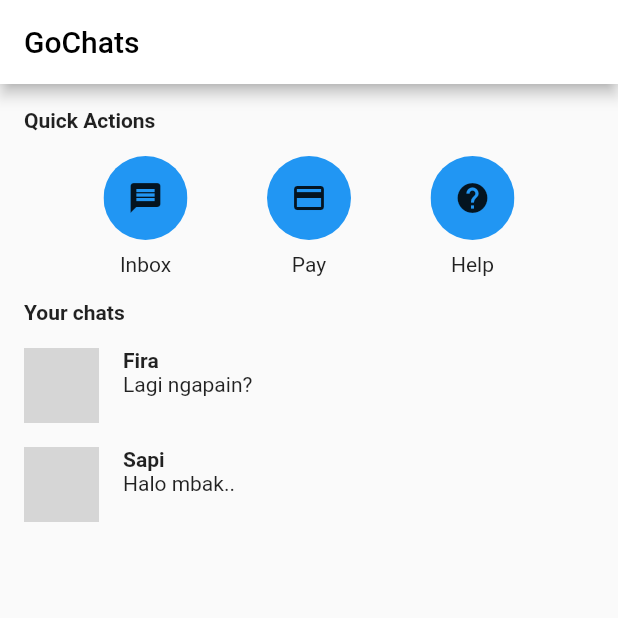
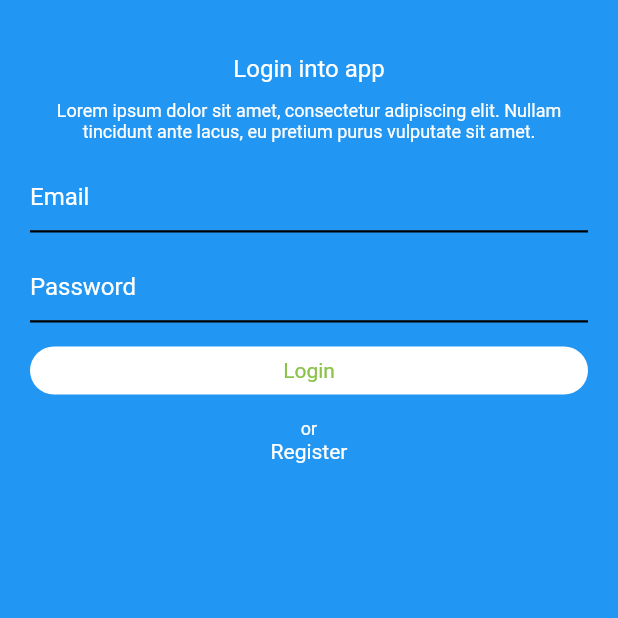
Before and after one commit to safirarikza/mobile_modul2, a Flutter app: the screen it shows after launch, on a phone screen of 412 x 824 dp, the top half of it. Run offline on Flutter 3.47's test engine with Material 2 defaults, Android fonts, the phone set to English and light mode, and no system bars; our stand-ins replace firebase_auth, firebase_core; accounts and stored records are empty; grey boxes are pictures that could not be loaded.

Commit message:
sampe signup

```diff
--- /dev/null
+++ b/lib/auth.dart
@@ -0,0 +1,29 @@
+import 'package:firebase_auth/firebase_auth.dart';
+import 'package:flutter/foundation.dart';
+
+class AuthenticationService {
+  final FirebaseAuth _firebaseAuth;
+
+  AuthenticationService(this._firebaseAuth);
+  Future<bool> signIn({required String email, required String password}) async {
+    try {
+      await _firebaseAuth.signInWithEmailAndPassword(
+          email: email, password: password);
+      return true;
+    } on FirebaseAuthException catch (e) {
+      debugPrint(e.message ?? "Unknown Error");
+      return false;
+    }
+  }
+
+  Future<bool> signUp({required String email, required String password}) async {
+    try {
+      await _firebaseAuth.createUserWithEmailAndPassword(
+          email: email, password: password);
+      return true;
+    } on FirebaseAuthException catch (e) {
+      debugPrint(e.message ?? "Unknown Error");
+      return false;
+    }
+  }
+}
--- a/lib/login_view.dart
+++ b/lib/login_view.dart
@@ -0,0 +1,179 @@
+import 'package:firebase_auth/firebase_auth.dart';
+import 'package:flutter/material.dart';
+import 'package:kegiatan1_2/auth.dart';
+import 'package:kegiatan1_2/register_view.dart';
+
+class LoginPage extends StatefulWidget {
+  const LoginPage({Key? key}) : super(key: key);
+
+  @override
+  _LoginPageState createState() => _LoginPageState();
+}
+
+class _LoginPageState extends State<LoginPage> {
+  final _emailTextController = TextEditingController();
+  final _passwordTextController = TextEditingController();
+
+  @override
+  void initState() {
+    super.initState();
+  }
+
+  @override
+  Widget build(BuildContext context) {
+    return Scaffold(
+      body: Container(
+        color: Theme.of(context).primaryColor,
+        padding: const EdgeInsets.all(20.0),
+        child: ListView(
+          children: <Widget>[
+            Center(
+              child: Column(
+                children: <Widget>[
+                  _titleDescription(),
+                  _textField(),
+                  _buildButton(context),
+                ],
+              ),
+            ),
+          ],
+        ),
+      ),
+    );
+  }
+
+  Widget _titleDescription() {
+    return Column(
+      children: const <Widget>[
+        Padding(
+          padding: EdgeInsets.only(top: 16.0),
+        ),
+        Text(
+          "Login into app",
+          style: TextStyle(
+            color: Colors.white,
+            fontSize: 16.0,
+          ),
+        ),
+        Padding(
+          padding: EdgeInsets.only(top: 12.0),
+        ),
+        Text(
+          "Lorem ipsum dolor sit amet, consectetur adipiscing elit. Nullam tincidunt ante lacus, eu pretium purus vulputate sit amet.",
+          style: TextStyle(
+            fontSize: 12.0,
+            color: Colors.white,
+          ),
+          textAlign: TextAlign.center,
+        ),
+      ],
+    );
+  }
+
+  Widget _textField() {
+    return Column(
+      children: <Widget>[
+        const Padding(
+          padding: EdgeInsets.only(top: 12.0),
+        ),
+        TextField(
+          controller: _emailTextController,
+          decoration: const InputDecoration(
+            border: UnderlineInputBorder(),
+            enabledBorder: UnderlineInputBorder(
+              borderSide: BorderSide(
+                width: 1.5,
+              ),
+            ),
+            focusedBorder: UnderlineInputBorder(
+              borderSide: BorderSide(
+                color: Colors.white,
+                width: 3.0,
+              ),
+            ),
+            hintText: "Email",
+            hintStyle: TextStyle(color: Colors.white),
+          ),
+          style: const TextStyle(color: Colors.white),
+          autofocus: false,
+        ),
+        const Padding(
+          padding: EdgeInsets.only(top: 12.0),
+        ),
+        TextFormField(
+          controller: _passwordTextController,
+          decoration: const InputDecoration(
+            border: UnderlineInputBorder(),
+            enabledBorder: UnderlineInputBorder(
+              borderSide: BorderSide(
+                width: 1.5,
+              ),
+            ),
+            focusedBorder: UnderlineInputBorder(
+              borderSide: BorderSide(
+                color: Colors.white,
+                width: 3.0,
+              ),
+            ),
+            hintText: "Password",
+            hintStyle: TextStyle(color: Colors.white),
+          ),
+          style: const TextStyle(color: Colors.white),
+          obscureText: true,
+          autofocus: false,
+        ),
+      ],
+    );
+  }
+
+  Widget _buildButton(BuildContext context) {
+    return Column(
+      children: <Widget>[
+        const Padding(
+          padding: EdgeInsets.only(top: 16.0),
+        ),
+        InkWell(
+          onTap: () {
+            AuthenticationService service =
+                AuthenticationService(FirebaseAuth.instance);
+            service.signUp(
+                email: _emailTextController.text,
+                password: _passwordTextController.text);
+          },
+          child: Container(
+            padding: const EdgeInsets.symmetric(vertical: 8.0),
+            width: double.infinity,
+            child: const Text(
+              'Login',
+              style: TextStyle(color: Colors.lightGreen),
+              textAlign: TextAlign.center,
+            ),
+            decoration: BoxDecoration(
+              color: Colors.white,
+              borderRadius: BorderRadius.circular(30.0),
+            ),
+          ),
+        ),
+        const Padding(
+          padding: EdgeInsets.only(top: 16.0),
+        ),
+        const Text(
+          'or',
+          style: TextStyle(
+            color: Colors.white,
+            fontSize: 12.0,
+          ),
+        ),
+        GestureDetector(
+          child: const Text(
+            'Register',
+            style: TextStyle(color: Colors.white),
+          ),
+          onTap: () {
+            // Navigator.pushNamed(context, RegisterPage.routeName);
+          },
+        ),
+      ],
+    );
+  }
+}
--- a/lib/main.dart
+++ b/lib/main.dart
@@ -1,7 +1,14 @@
+import 'package:firebase_core/firebase_core.dart';
 import 'package:flutter/material.dart';
+import 'package:kegiatan1_2/firebase_options.dart';
 import 'package:kegiatan1_2/halaman_satu.dart';
+import 'package:kegiatan1_2/login_view.dart';
 
-void main() => runApp(const MyApp());
+void main() async {
+  WidgetsFlutterBinding.ensureInitialized();
+  await Firebase.initializeApp(options: DefaultFirebaseOptions.currentPlatform);
+  runApp(const MyApp());
+}
 
 class MyApp extends StatelessWidget {
   const MyApp({Key? key}) : super(key: key);
@@ -14,7 +21,7 @@ class MyApp extends StatelessWidget {
         theme: ThemeData(
           primarySwatch: Colors.blue,
         ),
-        home: const HalamanSatu());
+        home: const LoginPage());
   }
 }
 
--- a/pubspec.yaml
+++ b/pubspec.yaml
@@ -31,9 +31,7 @@ dependencies:
     sdk: flutter
   firebase_core: ^1.12.0
   firebase_auth: ^3.3.19
-  #goole_sign_in: ^5.3.2
   provider: ^5.0.0
-  firebase_messaging:
 
   # The following adds the Cupertino Icons font to your application.
   # Use with the CupertinoIcons class for iOS style icons.
```
Also changed, not shown: lib/register_view.dart (+188 -0 lines), lib/firebase_options.dart (added), pubspec.lock, 2 other files.
